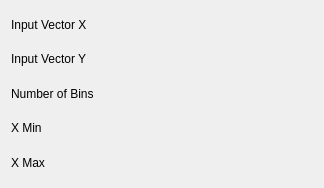
Before: the Qt Designer form src/plugins/dataobject/syncbin/syncbinconfig.ui in Kst-plot/kst, drawn with Qt 5.
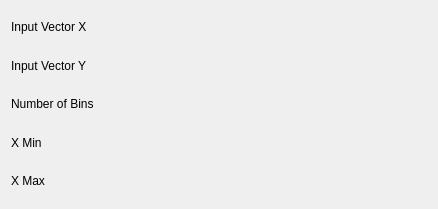
After: the same form once the commit is applied. Custom widgets are drawn as their Qt base class.

Patch:
```diff
--- a/src/plugins/dataobject/syncbin/syncbinconfig.ui
+++ b/src/plugins/dataobject/syncbin/syncbinconfig.ui
@@ -5,13 +5,19 @@
    <rect>
     <x>0</x>
     <y>0</y>
-    <width>324</width>
-    <height>188</height>
+    <width>438</width>
+    <height>209</height>
    </rect>
   </property>
+  <property name="minimumSize" >
+   <size>
+    <width>400</width>
+    <height>0</height>
+   </size>
+  </property>
   <layout class="QVBoxLayout" name="verticalLayout" >
    <item>
-    <layout class="QHBoxLayout" name="horizontalLayout" >
+    <layout class="QHBoxLayout" name="horizontalLayout_5" >
      <item>
       <widget class="QLabel" name="label_3" >
        <property name="sizePolicy" >
@@ -28,6 +34,19 @@
        </property>
       </widget>
      </item>
+     <item>
+      <spacer name="horizontalSpacer" >
+       <property name="orientation" >
+        <enum>Qt::Horizontal</enum>
+       </property>
+       <property name="sizeHint" stdset="0" >
+        <size>
+         <width>40</width>
+         <height>20</height>
+        </size>
+       </property>
+      </spacer>
+     </item>
      <item>
       <widget class="Kst::VectorSelector" native="1" name="_vectorX" >
        <property name="sizePolicy" >
@@ -41,7 +60,7 @@
     </layout>
    </item>
    <item>
-    <layout class="QHBoxLayout" name="horizontalLayout_3" >
+    <layout class="QHBoxLayout" name="horizontalLayout_4" >
      <item>
       <widget class="QLabel" name="label_5" >
        <property name="sizePolicy" >
@@ -58,6 +77,19 @@
        </property>
       </widget>
      </item>
+     <item>
+      <spacer name="horizontalSpacer_2" >
+       <property name="orientation" >
+        <enum>Qt::Horizontal</enum>
+       </property>
+       <property name="sizeHint" stdset="0" >
+        <size>
+         <width>40</width>
+         <height>20</height>
+        </size>
+       </property>
+      </spacer>
+     </item>
      <item>
       <widget class="Kst::VectorSelector" native="1" name="_vectorY" >
        <property name="sizePolicy" >
@@ -71,7 +103,7 @@
     </layout>
    </item>
    <item>
-    <layout class="QHBoxLayout" name="horizontalLayout_2" >
+    <layout class="QHBoxLayout" name="horizontalLayout_3" >
      <item>
       <widget class="QLabel" name="label_4" >
        <property name="sizePolicy" >
@@ -88,13 +120,26 @@
        </property>
       </widget>
      </item>
+     <item>
+      <spacer name="horizontalSpacer_3" >
+       <property name="orientation" >
+        <enum>Qt::Horizontal</enum>
+       </property>
+       <property name="sizeHint" stdset="0" >
+        <size>
+         <width>40</width>
+         <height>20</height>
+        </size>
+       </property>
+      </spacer>
+     </item>
      <item>
       <widget class="Kst::ScalarSelector" native="1" name="_scalarBins" />
      </item>
     </layout>
    </item>
    <item>
-    <layout class="QHBoxLayout" name="horizontalLayout_4" >
+    <layout class="QHBoxLayout" name="horizontalLayout_2" >
      <item>
       <widget class="QLabel" name="label_6" >
        <property name="sizePolicy" >
@@ -111,13 +156,26 @@
        </property>
       </widget>
      </item>
+     <item>
+      <spacer name="horizontalSpacer_4" >
+       <property name="orientation" >
+        <enum>Qt::Horizontal</enum>
+       </property>
+       <property name="sizeHint" stdset="0" >
+        <size>
+         <width>40</width>
+         <height>20</height>
+        </size>
+       </property>
+      </spacer>
+     </item>
      <item>
       <widget class="Kst::ScalarSelector" native="1" name="_scalarXMin" />
      </item>
     </layout>
    </item>
    <item>
-    <layout class="QHBoxLayout" name="horizontalLayout_5" >
+    <layout class="QHBoxLayout" name="horizontalLayout" >
      <item>
       <widget class="QLabel" name="label_7" >
        <property name="sizePolicy" >
@@ -134,6 +192,19 @@
        </property>
       </widget>
      </item>
+     <item>
+      <spacer name="horizontalSpacer_5" >
+       <property name="orientation" >
+        <enum>Qt::Horizontal</enum>
+       </property>
+       <property name="sizeHint" stdset="0" >
+        <size>
+         <width>40</width>
+         <height>20</height>
+        </size>
+       </property>
+      </spacer>
+     </item>
      <item>
       <widget class="Kst::ScalarSelector" native="1" name="_scalarXMax" />
      </item>
```
